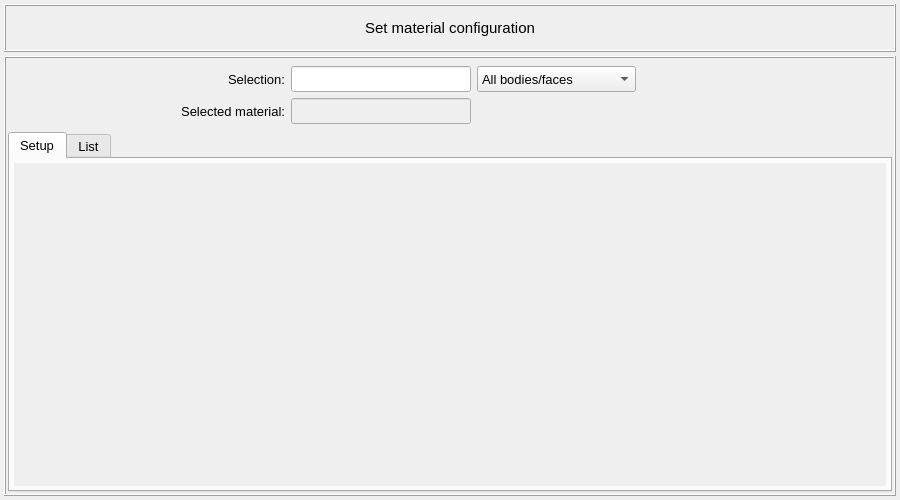
The window that vibra/interface/data/ui_files/model/material/set_material.ui (MOPT-UFSC/VIBRA) describes before a commit, drawn with Qt 5.
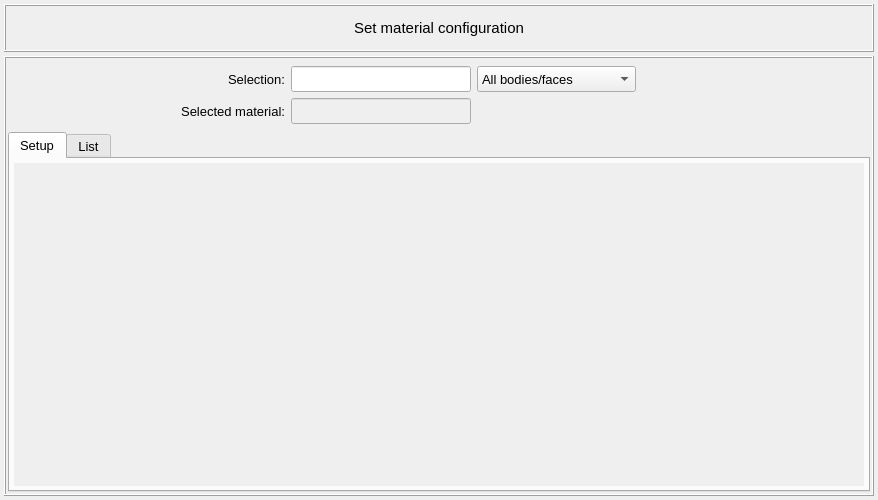
The same window after the commit.

What changed in the file:
```diff
--- a/vibra/interface/data/ui_files/model/material/set_material.ui
+++ b/vibra/interface/data/ui_files/model/material/set_material.ui
@@ -6,7 +6,7 @@
    <rect>
     <x>0</x>
     <y>0</y>
-    <width>900</width>
+    <width>878</width>
     <height>500</height>
    </rect>
   </property>
@@ -338,7 +338,7 @@
               <rect>
                <x>0</x>
                <y>0</y>
-               <width>870</width>
+               <width>848</width>
                <height>322</height>
               </rect>
              </property>
```
Left out of the diff: 2 changed lines with no effect on the pictures.
